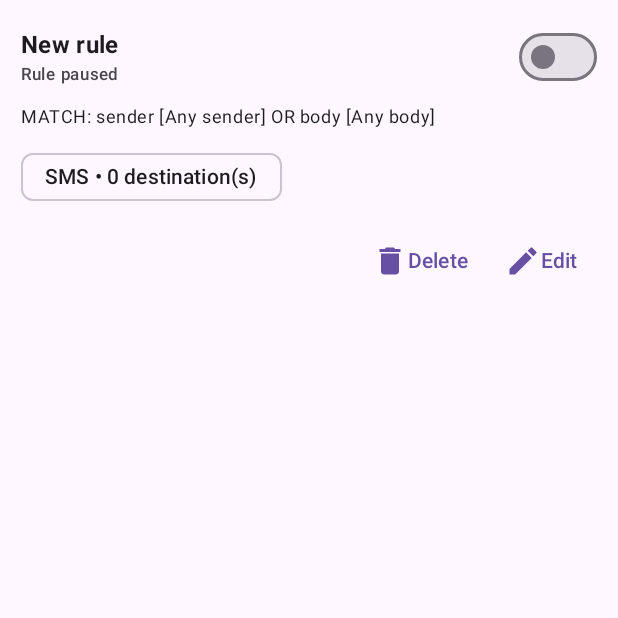
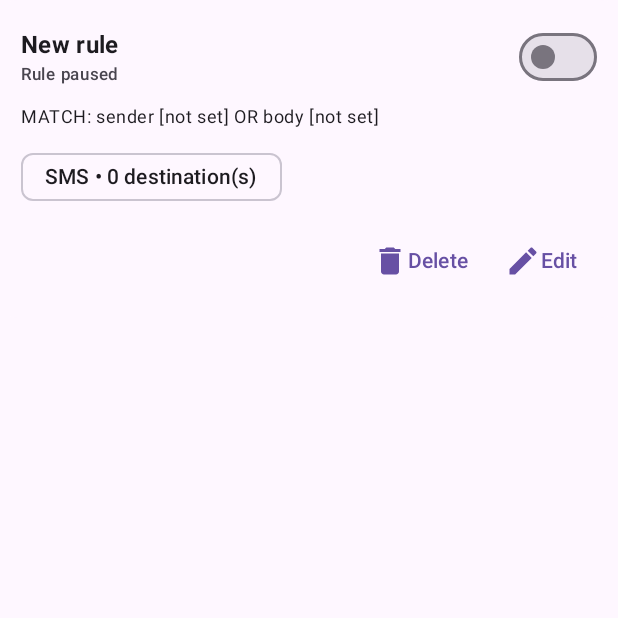
Before and after one commit to whizkris/sms_reader, an Android app built with Jetpack Compose: the composable RuleCard shown on its own in the app's theme, on a phone screen of 412 x 824 dp, the top half of it. Run offline under Robolectric (Android 15) with nearby library versions, the phone set to English and light mode, and no system bars; pictures from the network do not load.

Commit message:
Polish rule editor theme and clarify optional match criteria

```diff
--- a/app/src/main/java/com/whizkris/smsreader/MainActivity.kt
+++ b/app/src/main/java/com/whizkris/smsreader/MainActivity.kt
@@ -219,6 +219,7 @@ private fun OtpForwarderApp() {
     }
 
     if (creatingRule || editingRule != null) {
+        MaterialTheme(colorScheme = darkColorScheme()) {
         RuleEditorDialog(
             initial = editingRule ?: SmsRule(name = "Rule ${config.rules.size + 1}"),
             onDismiss = { creatingRule = false; editingRule = null },
@@ -231,6 +232,7 @@ private fun OtpForwarderApp() {
                 editingRule = null
             }
         )
+        }
     }
 
     LaunchedEffect(Unit) {
@@ -251,8 +253,8 @@ private fun RuleCard(rule: SmsRule, onToggle: (Boolean) -> Unit, onEdit: () -> U
                 }
                 Switch(checked = rule.enabled, onCheckedChange = onToggle)
             }
-            val sender = rule.senderPatterns.takeIf { it.isNotEmpty() }?.joinToString(", ") ?: "Any sender"
-            val body = rule.bodyKeywords.takeIf { it.isNotEmpty() }?.joinToString(", ") ?: "Any body"
+            val sender = rule.senderPatterns.takeIf { it.isNotEmpty() }?.joinToString(", ") ?: "not set"
+            val body = rule.bodyKeywords.takeIf { it.isNotEmpty() }?.joinToString(", ") ?: "not set"
             Text("MATCH: sender [$sender] OR body [$body]", style = MaterialTheme.typography.bodySmall)
             if (rule.excludeKeywords.isNotEmpty())
                 Text("EXCLUDE: ${rule.excludeKeywords.joinToString(", ")}", style = MaterialTheme.typography.bodySmall)
@@ -285,7 +287,7 @@ private fun RuleEditorDialog(initial: SmsRule, onDismiss: () -> Unit, onSave: (S
 
     AlertDialog(
         onDismissRequest = onDismiss,
-        title = { Text(if (initial.name == "New rule") "Create rule" else "Configure rule") },
+        title = { Text("Rule settings") },
         text = {
             Column(
                 Modifier.fillMaxWidth().heightIn(max = 560.dp).verticalScroll(rememberScrollState()),
```
